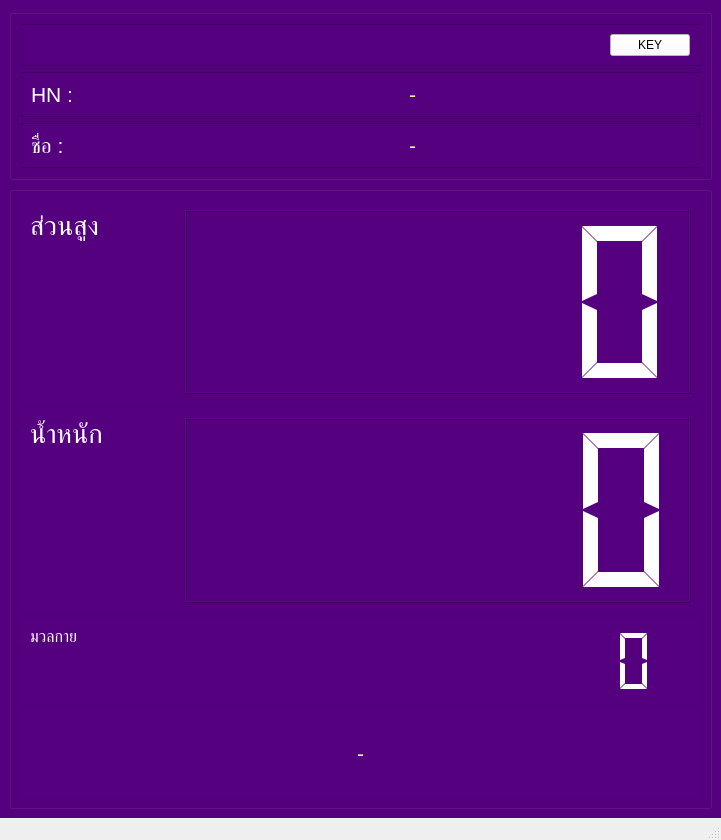
Old version of the form win_bmi.ui in the repository tehnplk/win_bmi.
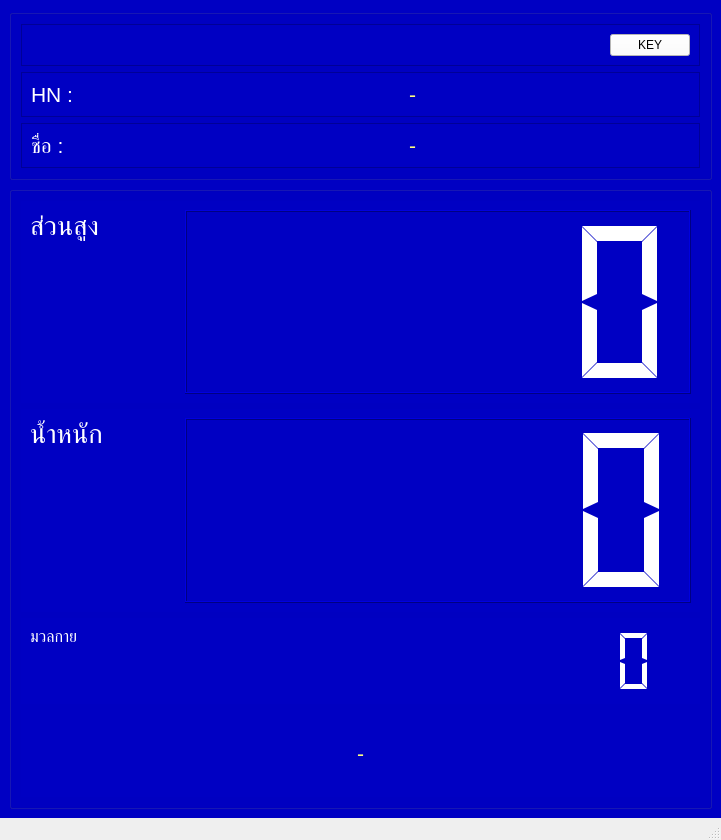
New version of the form.

Diff of the .ui file:
```diff
--- a/win_bmi.ui
+++ b/win_bmi.ui
@@ -15,7 +15,7 @@
   </property>
   <widget class="QWidget" name="centralwidget">
    <property name="styleSheet">
-    <string notr="true">background-color:rgb(85, 0, 127)</string>
+    <string notr="true">background-color:rgb(0, 0, 195);</string>
    </property>
    <layout class="QGridLayout" name="gridLayout" rowstretch="15,85">
     <item row="0" column="0">
```
